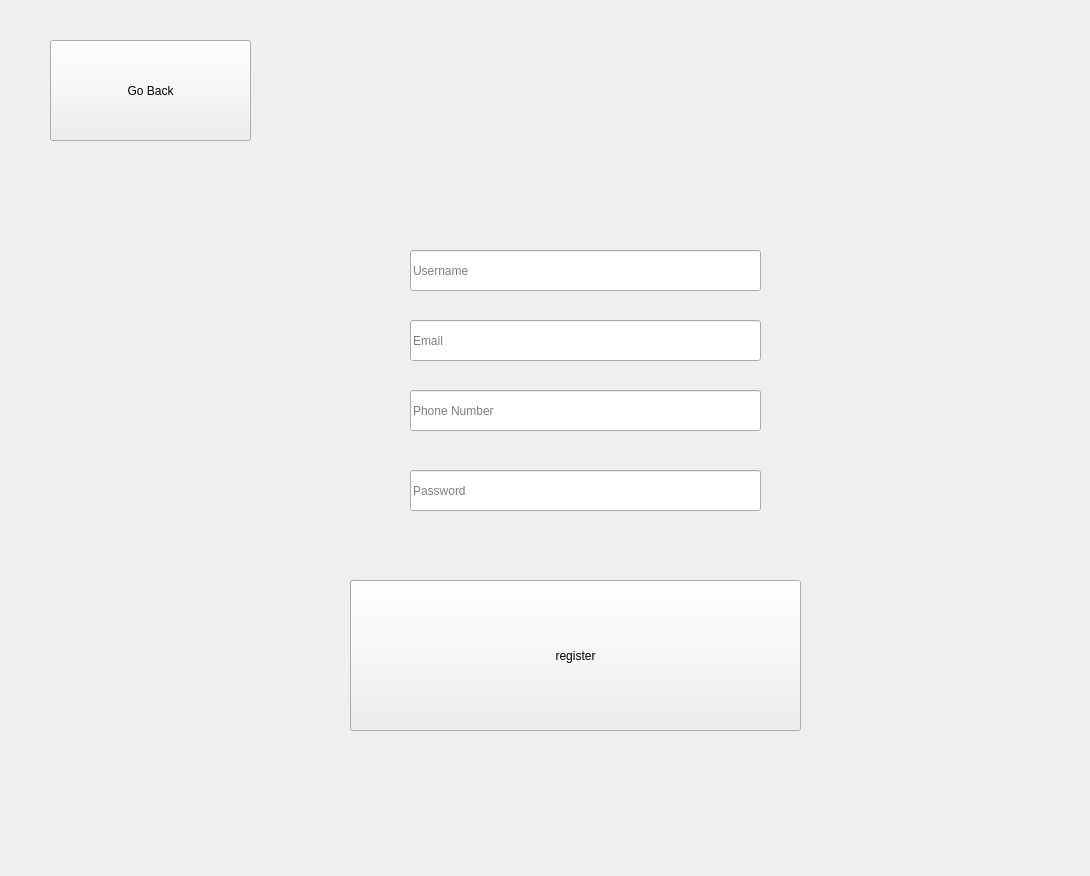
First picture: the form in layouts/register.ui, repository ryantrain/Prodmax, before the edit.
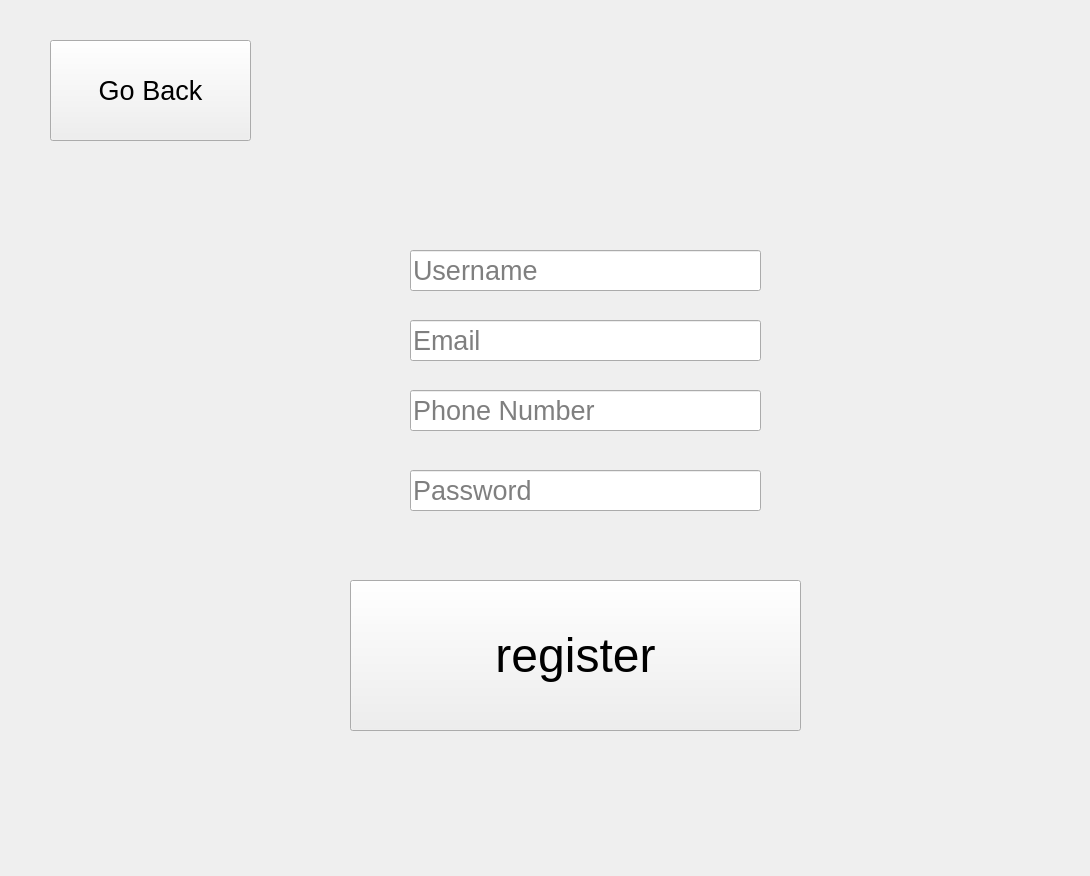
Second picture: the form after the edit.

Patch:
```diff
--- a/layouts/register.ui
+++ b/layouts/register.ui
@@ -10,6 +10,11 @@
     <height>876</height>
    </rect>
   </property>
+  <property name="font">
+   <font>
+    <pointsize>20</pointsize>
+   </font>
+  </property>
   <property name="windowTitle">
    <string>Form</string>
   </property>
@@ -22,6 +27,11 @@
      <height>151</height>
     </rect>
    </property>
+   <property name="font">
+    <font>
+     <pointsize>36</pointsize>
+    </font>
+   </property>
    <property name="text">
     <string>register</string>
    </property>
```
